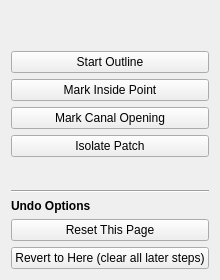
The window that Resources/UI/page_pinna_draw.ui (thomasjames3/SlicerScutumGraftLocator) describes before a commit, drawn with Qt 5.
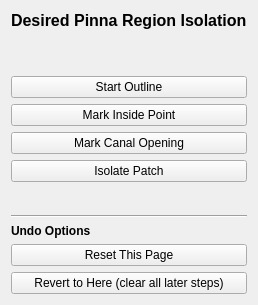
The same window after the commit.

Diff of the .ui file:
```diff
--- a/Resources/UI/page_pinna_draw.ui
+++ b/Resources/UI/page_pinna_draw.ui
@@ -3,6 +3,19 @@
  <class>page_pinna_draw</class>
  <widget class="QWidget" name="page_pinna_draw">
   <layout class="QVBoxLayout" name="verticalLayout">
+   <item>
+    <widget class="QLabel" name="titleLabel">
+     <property name="text">
+      <string>Desired Pinna Region Isolation</string>
+     </property>
+     <property name="font">
+      <font>
+       <bold>true</bold>
+       <pointsize>12</pointsize>
+      </font>
+     </property>
+    </widget>
+   </item>
    <item>
     <widget class="QLabel" name="instructionLabel">
      <property name="text">
```
